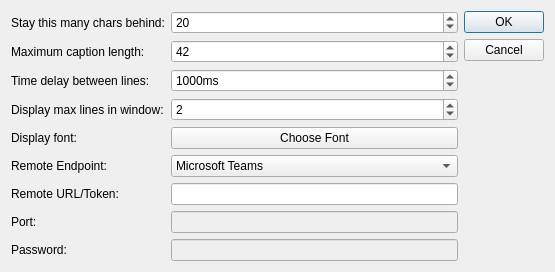
Old version of the form plover_cat/caption_dialog.ui in the repository greenwyrt/plover2CAT.
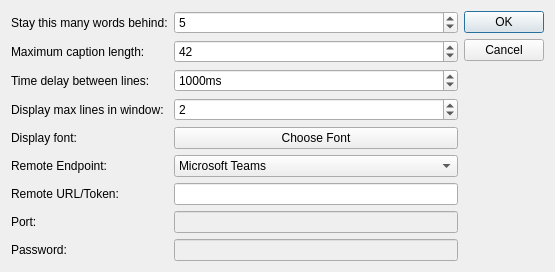
New version of the form.

Diff of the .ui file:
```diff
--- a/plover_cat/caption_dialog.ui
+++ b/plover_cat/caption_dialog.ui
@@ -7,7 +7,7 @@
     <x>0</x>
     <y>0</y>
     <width>555</width>
-    <height>213</height>
+    <height>257</height>
    </rect>
   </property>
   <property name="windowTitle">
@@ -19,7 +19,7 @@
      <item row="0" column="0">
       <widget class="QLabel" name="label_3">
        <property name="text">
-        <string>Stay this many chars behind:</string>
+        <string>Stay this many words behind:</string>
        </property>
       </widget>
      </item>
@@ -29,7 +29,7 @@
         <string>The &quot;buffer&quot; </string>
        </property>
        <property name="value">
-        <number>20</number>
+        <number>5</number>
        </property>
       </widget>
      </item>
```
